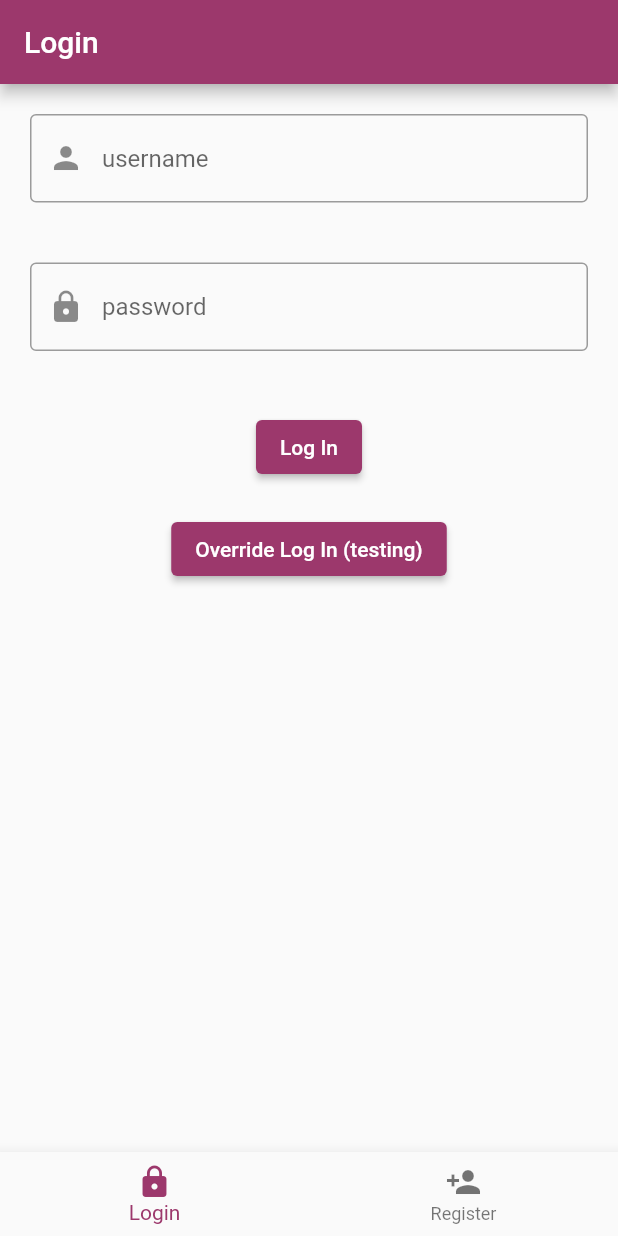
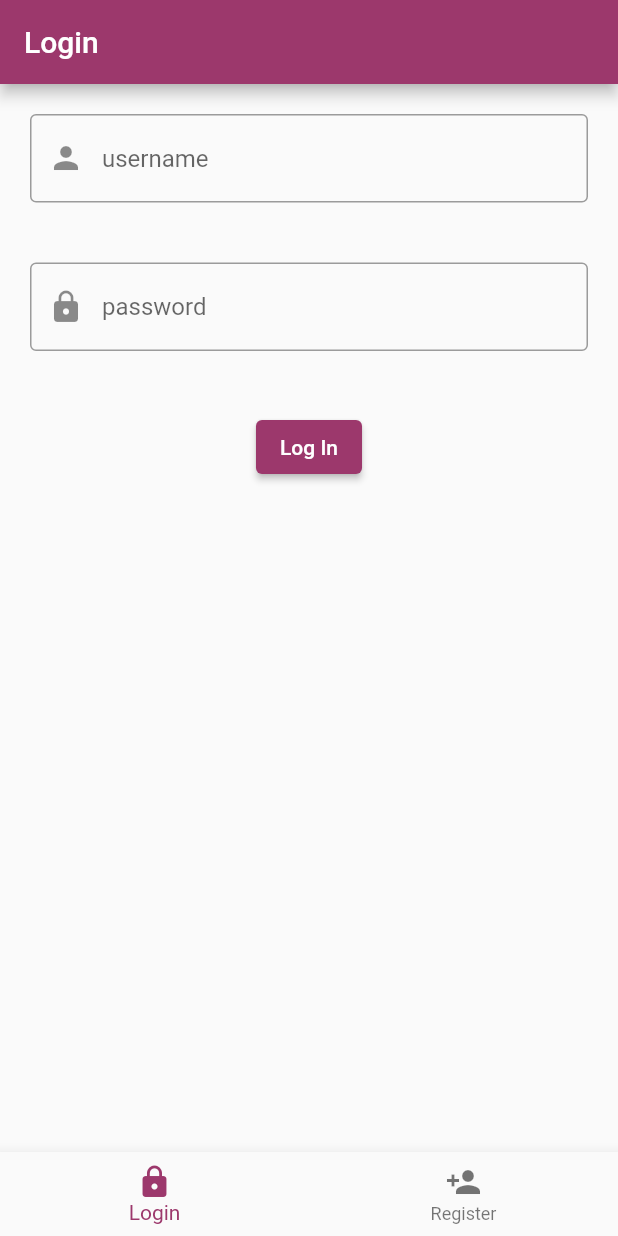
Before and after one commit to QuentinDeviOS/pg_messenger, a Flutter app: the screen it shows after launch, on a phone screen of 412 x 824 dp. Run offline on Flutter 3.47's test engine with Material 2 defaults, Android fonts, the phone set to English and light mode, and no system bars; missing offline and left inert: http_auth.

Commit message:
logOut fix

```diff
--- a/pg_messenger/lib/View/login_view.dart
+++ b/pg_messenger/lib/View/login_view.dart
@@ -51,14 +51,6 @@ class LoginView extends StatelessWidget {
                 onPressed: () => _loginUser(context),
               ),
             ),
-            Center(
-              child: ElevatedButton(
-                child: Text('Override Log In (testing)'),
-                onPressed: () {
-                  context.read<GlobalStorage>().login(Constant.TEST_USER_TOKEN);
-                },
-              ),
-            ),
             Spacer(),
           ],
         ),
```
Also changed, not shown: pg_messenger/lib/View/message_view.dart (+10 -6 lines).
